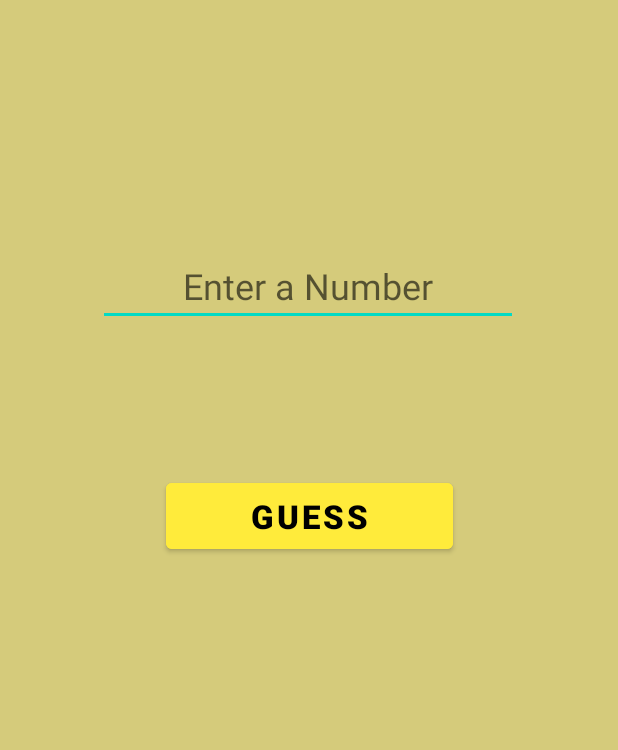
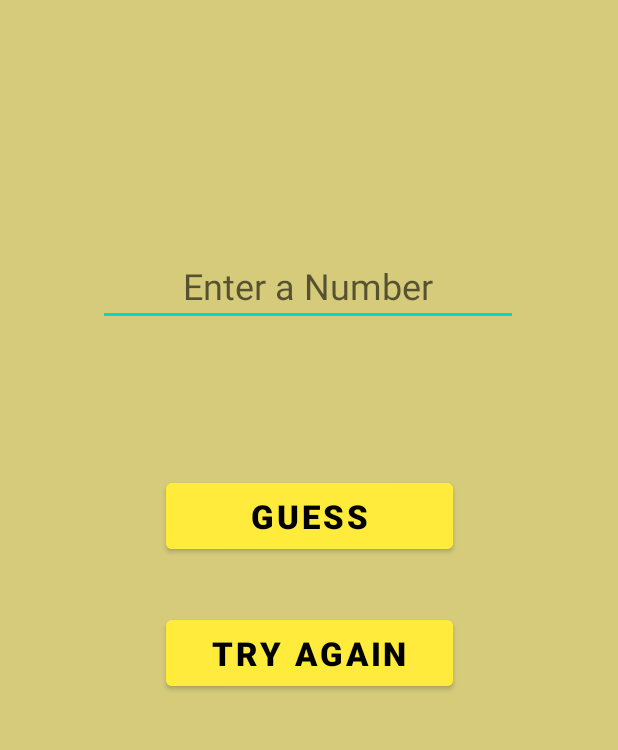
Before and after one commit to balochali/Android-Labs, an Android app: the screen it shows after launch (MainActivity), on a phone screen of 412 x 824 dp, the part 319-1069 px from its top. Run offline under Robolectric (Android 15) with nearby library versions, the phone set to English and light mode, and no system bars.

Commit message:
Udapted Game

```diff
--- a/GuessingGame/app/src/main/java/com/example/guessinggame/MainActivity.kt
+++ b/GuessingGame/app/src/main/java/com/example/guessinggame/MainActivity.kt
@@ -10,15 +10,19 @@ import java.util.*
 class MainActivity : AppCompatActivity() {
 
 
-    val random = Random()
-    var numtoGuess = random.nextInt(1000)
+
 
     override fun onCreate(savedInstanceState: Bundle?) {
         super.onCreate(savedInstanceState)
         setContentView(R.layout.activity_main)
 
     }
+    val random = Random()
+    var numtoGuess = random.nextInt(1000)
 
+    fun TryAgain(view : View){
+        numtoGuess = random.nextInt(1000)
+    }
     fun onGuess(view : View){
         var textview = findViewById<TextView>(R.id.textView2)
         var text = findViewById<EditText>(R.id.editTextNumber)
@@ -33,6 +37,5 @@ class MainActivity : AppCompatActivity() {
 
 
 
-
     }
 }
--- a/GuessingGame/app/src/main/res/layout/activity_main.xml
+++ b/GuessingGame/app/src/main/res/layout/activity_main.xml
@@ -58,6 +58,7 @@
         android:layout_height="56dp"
         android:backgroundTint="#FFEB3B"
         android:fontFamily="sans-serif-black"
+        android:onClick="onGuess"
         android:text="Guess"
         android:textColor="#000000"
         android:textSize="22sp"
@@ -67,4 +68,20 @@
         app:layout_constraintTop_toBottomOf="@+id/editTextNumber"
         app:layout_constraintVertical_bias="0.291" />
 
+    <Button
+        android:id="@+id/button2"
+        android:layout_width="191dp"
+        android:layout_height="56dp"
+        android:backgroundTint="#FFEB3B"
+        android:fontFamily="sans-serif-black"
+        android:onClick="TryAgain"
+        android:text="Try Again"
+        android:textColor="#000000"
+        android:textSize="22sp"
+        app:layout_constraintBottom_toBottomOf="parent"
+        app:layout_constraintEnd_toEndOf="parent"
+        app:layout_constraintStart_toStartOf="parent"
+        app:layout_constraintTop_toBottomOf="@+id/editTextNumber"
+        app:layout_constraintVertical_bias="0.563" />
+
 </androidx.constraintlayout.widget.ConstraintLayout>
```
